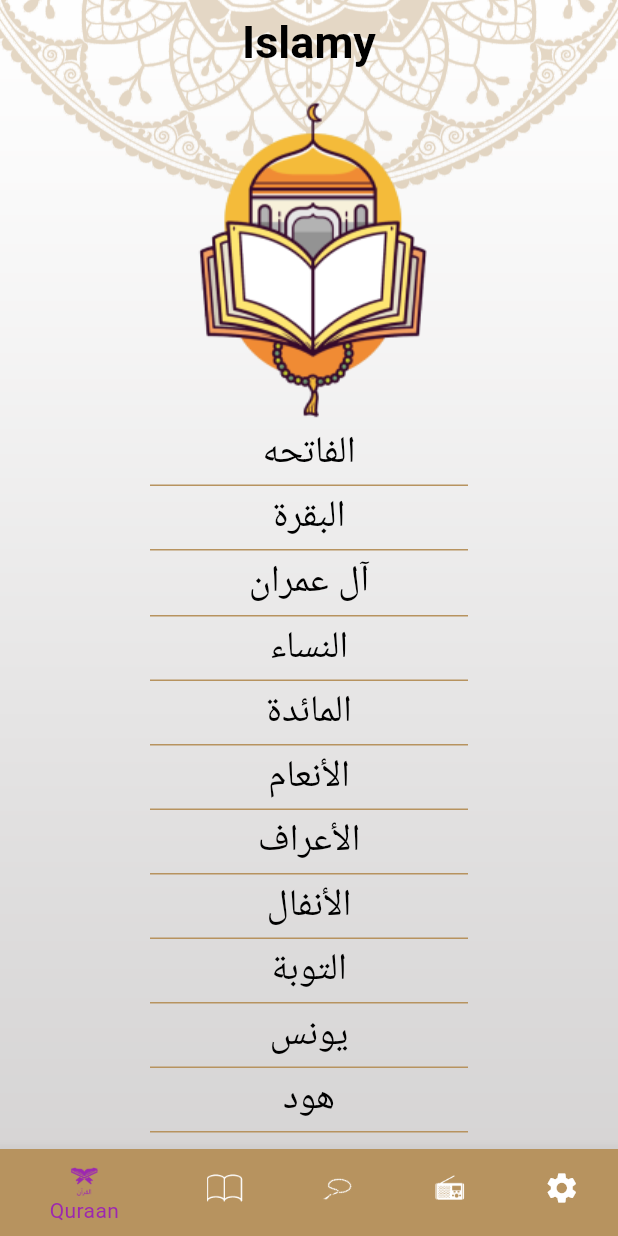
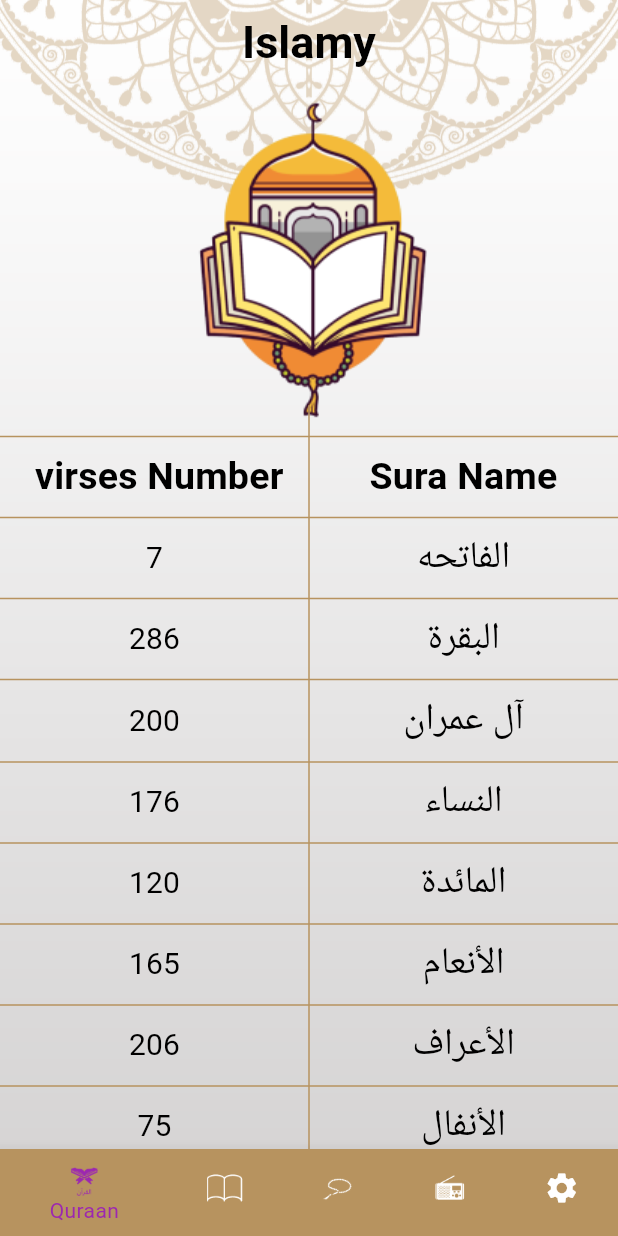
Before and after one commit to omar-diab-3rd/islamy1, a Flutter app: the screen it shows after launch, on a phone screen of 412 x 824 dp. Run offline on Flutter 3.47's test engine with Material 3 defaults, Android fonts, the light colour scheme and no system bars; our stand-ins replace device_preview.

Commit message:
edit in quraan screen

```diff
--- a/lib/screens/surascreen.dart
+++ b/lib/screens/surascreen.dart
@@ -74,7 +74,6 @@ class _SurascreenState extends State<Surascreen> {
   Future<void> loadsura(int index)async{
       rootBundle.loadString("assets/quraan/${index+1}.txt").then((Value){
       content=Value.split("\n");
-      Future.delayed(const Duration(seconds: 200));
     setState(() {
 
     });
--- a/lib/ui/bottom navigate screen/quraan.dart
+++ b/lib/ui/bottom navigate screen/quraan.dart
@@ -1,10 +1,17 @@
 import 'package:flutter/foundation.dart';
 import 'package:flutter/material.dart';
+import 'package:flutter/services.dart';
 import 'package:islamy/commen/imagess.dart';
 import 'package:islamy/screens/surascreen.dart';
 
-class QuraanScreen extends StatelessWidget {
+class QuraanScreen extends StatefulWidget {
    QuraanScreen({super.key});
+
+  @override
+  State<QuraanScreen> createState() => _QuraanScreenState();
+}
+
+class _QuraanScreenState extends State<QuraanScreen> {
    List<String>suras=["الفاتحه","البقرة","آل عمران","النساء","المائدة","الأنعام","الأعراف","الأنفال","التوبة","يونس","هود"
             ,"يوسف","الرعد","إبراهيم","الحجر","النحل","الإسراء","الكهف","مريم","طه","الأنبياء","الحج","المؤمنون"
             ,"النّور","الفرقان","الشعراء","النّمل","القصص","العنكبوت","الرّوم","لقمان","السجدة","الأحزاب","سبأ"
@@ -16,37 +23,108 @@ class QuraanScreen extends StatelessWidget {
             ,"التين","العلق","القدر","البينة","الزلزلة","العاديات","القارعة","التكاثر","العصر",
             "الهمزة","الفيل","قريش","الماعون","الكوثر","الكافرون","النصر","المسد","الإخلاص","الفلق","الناس"];
 
+   List<int>num=[];
+
   @override
   Widget build(BuildContext context) {
-    return  Column(
+    if (num.isEmpty)  loadnumber();
+    return  Stack(
+      children: [
+        Column(
         children: [
           Image.asset(Imagess.quraanHeader),
-        Expanded(child: ListView.separated(
+          const Divider(),
+          Row(
+            mainAxisAlignment: MainAxisAlignment.spaceAround,
+            children: [
+               Expanded(
+                child: Text(" virses Number",
+                style: Theme.of(context).textTheme.titleMedium
+                !.copyWith(fontWeight: FontWeight.w600),
+                textAlign: TextAlign.center,),
+
+              ),
+              Expanded(
+                child: Text("Sura Name",
+                style: Theme.of(context).textTheme.titleMedium
+                !.copyWith(fontWeight: FontWeight.w600),
+                textAlign: TextAlign.center,
+                ),
+              ),
+
+            ],
+          ),
+          const Divider(),
+         num.isEmpty
+          ? const Expanded(
+            child:Center(
+              child: CircularProgressIndicator(),
+            ) )
+          : Expanded(child: ListView.separated(
             itemCount:suras.length ,
             itemBuilder:(context,index) => Center(
               child: InkWell(
                 onTap: (){
                   Navigator.of(context).push(
-                  MaterialPageRoute(builder: (context)=> Surascreen(name: suras[index], number: index,))
+                    MaterialPageRoute(builder: (context)=>
+                    Surascreen(name: suras[index], number: index,))
                   );
                 },
+                child: Row(
+                  mainAxisAlignment: MainAxisAlignment.spaceAround,
+                  children: [
+                    Expanded(
+                      child: Text(
+                        num [index].toString(),
+                        style: Theme.of(context).textTheme.titleSmall,
+                        textAlign: TextAlign.center,
+                      ),
+                    ),
+                    Expanded(
                       child: Text(
                          suras[index],
                          style: Theme.of(context).textTheme.titleMedium,
+                         textAlign: TextAlign.center,
+                         ),
+                    ),
+
+                  ],
                 ),
               ),
             ),
                separatorBuilder: (context, index) {
-              return const Divider(
-
-                height: 5,
-                endIndent: 100,
-                indent: 100,
-              );
+                return const Divider();
                },
                 )
+               ),
+
+        ],
+      ),
+        Align(alignment: Alignment.center,
+       child: VerticalDivider(
+        indent: MediaQuery.of(context).size.height *.26,
+       ),
+
        )
-      ],
+
+      ]
     );
   }
+
+  loadnumber()async{
+    List<int>_num=[];
+    for(var i=0;i<suras.length;i++){
+      String n = await rootBundle.loadString("assets/quraan/${i+1}.txt");
+      List<String>count=n. trim().split("\n");
+      count.removeWhere((element)=>element.isEmpty
+      );
+      _num.add(count.length);
     }
+    num = _num;
+
+    setState(() {
+
+    });
+
+  }
+}
```
Lines whose indentation alone changed are shown as unchanged.
